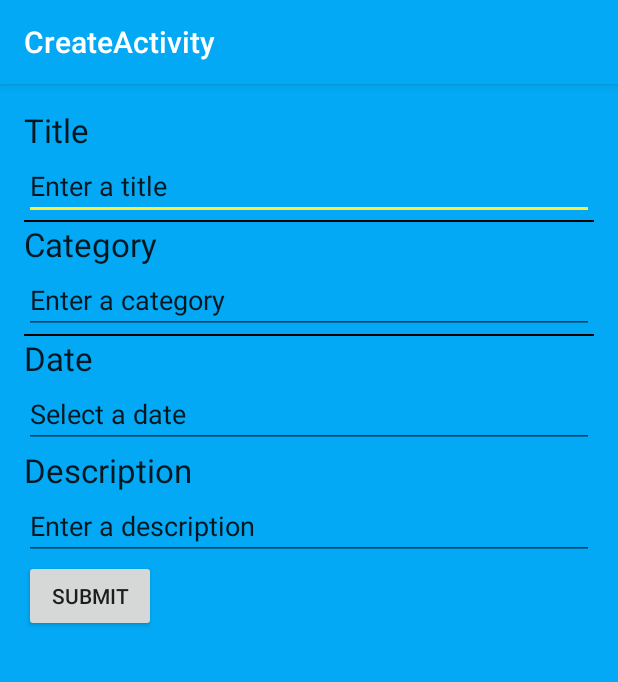
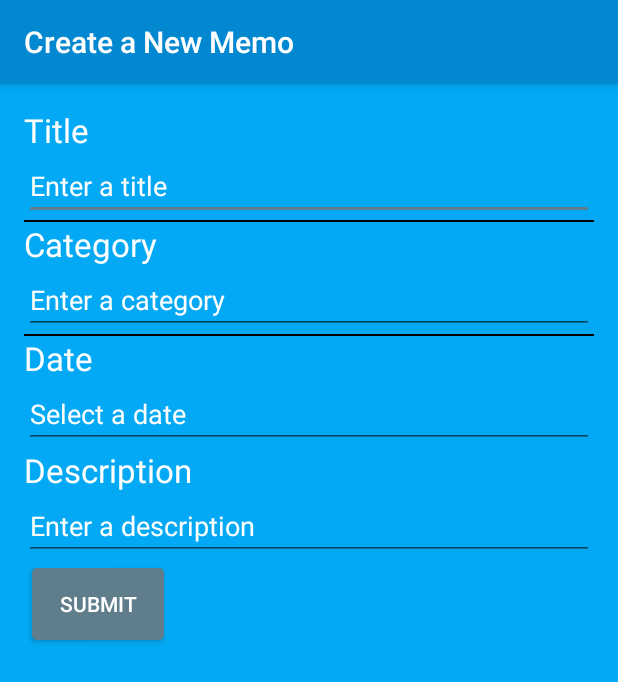
Before and after one commit to BlaineParr/QuickMemoNew, an Android app: the CreateActivity screen opened directly, with no data from a screen before it, on a phone screen of 412 x 824 dp. Shown: the top 682 px of the screen. Run offline under Robolectric (Android 15) with nearby library versions, the phone set to English and light mode, and no system bars.

Commit message:
Added custom button file. Redid styling.

```diff
--- /dev/null
+++ b/app/src/main/res/drawable/custom_button.xml
@@ -0,0 +1,46 @@
+<?xml version="1.0" encoding="utf-8"?>
+<selector
+    xmlns:android="http://schemas.android.com/apk/res/android">
+
+    <item android:state_pressed="true" >
+        <shape>
+            <solid
+                android:color="@color/colorPrimaryDark" />
+            <corners
+                android:radius="3dp" />
+            <padding
+                android:left="10dp"
+                android:top="10dp"
+                android:right="10dp"
+                android:bottom="10dp" />
+        </shape>
+    </item>
+
+    <item android:state_focused="true" >
+        <shape>
+            <solid
+                android:color="@color/colorPrimaryLight" />
+            <corners
+                android:radius="3dp" />
+            <padding
+                android:left="10dp"
+                android:top="10dp"
+                android:right="10dp"
+                android:bottom="10dp" />
+        </shape>
+    </item>
+
+    <item>
+        <shape>
+            <solid
+                android:color="@color/colorAccent" />
+            <corners
+                android:radius="3dp" />
+            <padding
+                android:left="10dp"
+                android:top="10dp"
+                android:right="10dp"
+                android:bottom="10dp" />
+        </shape>
+    </item>
+</selector>
--- a/app/src/main/res/layout/activity_create.xml
+++ b/app/src/main/res/layout/activity_create.xml
@@ -17,7 +17,7 @@
             android:id="@+id/toolbar"
             android:layout_width="match_parent"
             android:layout_height="?attr/actionBarSize"
-            android:background="?attr/colorPrimary"
+            android:background="@color/colorPrimaryDark"
             app:popupTheme="@style/AppTheme.PopupOverlay" />
 
     </android.support.design.widget.AppBarLayout>
--- a/app/src/main/res/layout/activity_main.xml
+++ b/app/src/main/res/layout/activity_main.xml
@@ -16,7 +16,7 @@
             android:id="@+id/toolbar"
             android:layout_width="match_parent"
             android:layout_height="?attr/actionBarSize"
-            android:background="?attr/colorPrimary"
+            android:background="@color/colorPrimaryDark"
             app:popupTheme="@style/AppTheme.PopupOverlay" />
 
     </android.support.design.widget.AppBarLayout>
--- a/app/src/main/res/layout/content_create.xml
+++ b/app/src/main/res/layout/content_create.xml
@@ -26,7 +26,8 @@
             android:textAppearance="?android:attr/textAppearanceLarge"
             android:text="@string/titleTextViewString"
             android:id="@+id/titleTextView"
-            android:layout_weight="1" />
+            android:layout_weight="1"
+            android:textColor="@color/colorIcons" />
     </LinearLayout>
 
     <LinearLayout
@@ -42,7 +43,8 @@
             android:text="@string/titleEditTextString"
             android:ems="10"
             android:id="@+id/titleEditText"
-            android:layout_weight="1" />
+            android:layout_weight="1"
+            android:textColor="@color/colorIcons" />
 
     </LinearLayout>
 
@@ -65,7 +67,8 @@
             android:textAppearance="?android:attr/textAppearanceLarge"
             android:text="@string/categoryTextViewString"
             android:id="@+id/categoryTextView"
-            android:layout_weight="1" />
+            android:layout_weight="1"
+            android:textColor="@color/colorIcons" />
     </LinearLayout>
 
     <LinearLayout
@@ -79,7 +82,8 @@
             android:layout_height="wrap_content"
             android:id="@+id/categoryEditText"
             android:text="@string/categoryEditTextString"
-            android:layout_weight="1" />
+            android:layout_weight="1"
+            android:textColor="@color/colorIcons" />
 
     </LinearLayout>
 
@@ -102,7 +106,8 @@
             android:textAppearance="?android:attr/textAppearanceLarge"
             android:text="@string/dateTextViewString"
             android:id="@+id/dateTextView"
-            android:layout_weight="1" />
+            android:layout_weight="1"
+            android:textColor="@color/colorIcons" />
     </LinearLayout>
 
     <LinearLayout
@@ -118,7 +123,8 @@
             android:ems="10"
             android:id="@+id/dateEditText"
             android:layout_weight="1"
-            android:text="@string/dateEditTextString" />
+            android:text="@string/dateEditTextString"
+            android:textColor="@color/colorIcons" />
     </LinearLayout>
 
     <LinearLayout
@@ -133,7 +139,8 @@
             android:textAppearance="?android:attr/textAppearanceLarge"
             android:text="@string/descriptionTextViewString"
             android:id="@+id/DescriptionTextView"
-            android:layout_weight="1" />
+            android:layout_weight="1"
+            android:textColor="@color/colorIcons" />
     </LinearLayout>
 
     <LinearLayout
@@ -149,7 +156,8 @@
             android:ems="10"
             android:id="@+id/descriptionEditText"
             android:layout_weight="1"
-            android:text="@string/descriptionEditTextString" />
+            android:text="@string/descriptionEditTextString"
+            android:textColor="@color/colorIcons" />
     </LinearLayout>
 
     <LinearLayout
@@ -162,6 +170,9 @@
             android:layout_width="wrap_content"
             android:layout_height="wrap_content"
             android:text="@string/submitButtonString"
-            android:id="@+id/submitButton" />
+            android:id="@+id/submitButton"
+            android:textColor="@color/colorIcons"
+            android:background="@drawable/custom_button"
+            android:layout_margin="5dp" />
     </LinearLayout>
 </LinearLayout>
--- a/app/src/main/res/values/colors.xml
+++ b/app/src/main/res/values/colors.xml
@@ -2,10 +2,10 @@
 <resources>
     <color name="colorPrimary">#03a9f4</color>
     <color name="colorPrimaryDark">#0288D1</color>
-    <color name="colorAccent">#FFEB3B</color>
-    <color name="primaryLight">#B3E5FC</color>
-    <color name="primary_text">#212121</color>
-    <color name="secondaryText">#727272</color>
-    <color name="icons">#FFFFFF</color>
-    <color name="divider">#B6B6B6</color>
+    <color name="colorAccent">#607D8B</color>
+    <color name="colorPrimaryLight">#B3E5FC</color>
+    <color name="colorPrimaryText">#212121</color>
+    <color name="colorSecondaryText">#727272</color>
+    <color name="colorIcons">#FFFFFF</color>
+    <color name="colorDivider">#B6B6B6</color>
 </resources>
--- a/app/src/main/res/values/strings.xml
+++ b/app/src/main/res/values/strings.xml
@@ -1,11 +1,11 @@
 <resources>
-    <string name="app_name">QuickMemo</string>
+    <string name="app_name">Quick Memo</string>
     <string name="action_settings">Settings</string>
     <string name="todayButtonString">Today</string>
     <string name="allButtonString">All</string>
     <string name="finishedButtonString">Done</string>
     <string name="newButtonString">New</string>
-    <string name="title_activity_create">CreateActivity</string>
+    <string name="title_activity_create">Create a New Memo</string>
     <string name="title_activity_splash">SplashActivity</string>
     <string name="titleEditTextString">Enter a title</string>
     <string name="titleTextViewString">Title</string>
```
Also changed, not shown: app/src/main/res/layout/content_main.xml (+16 -4 lines), 1 other file.
